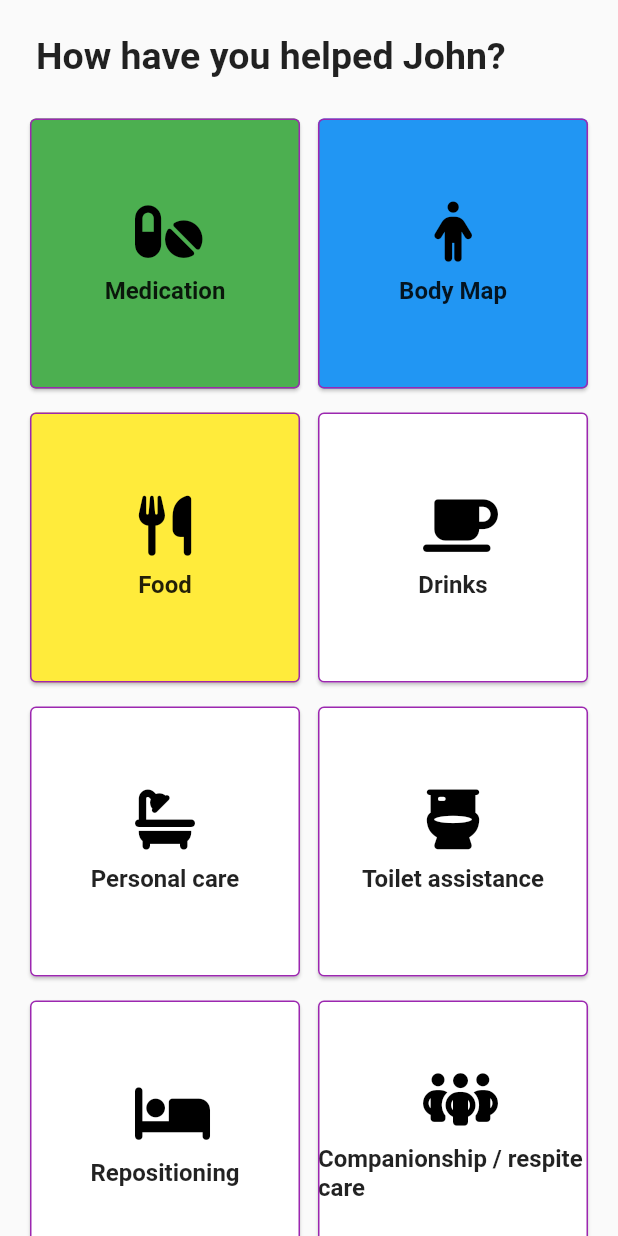
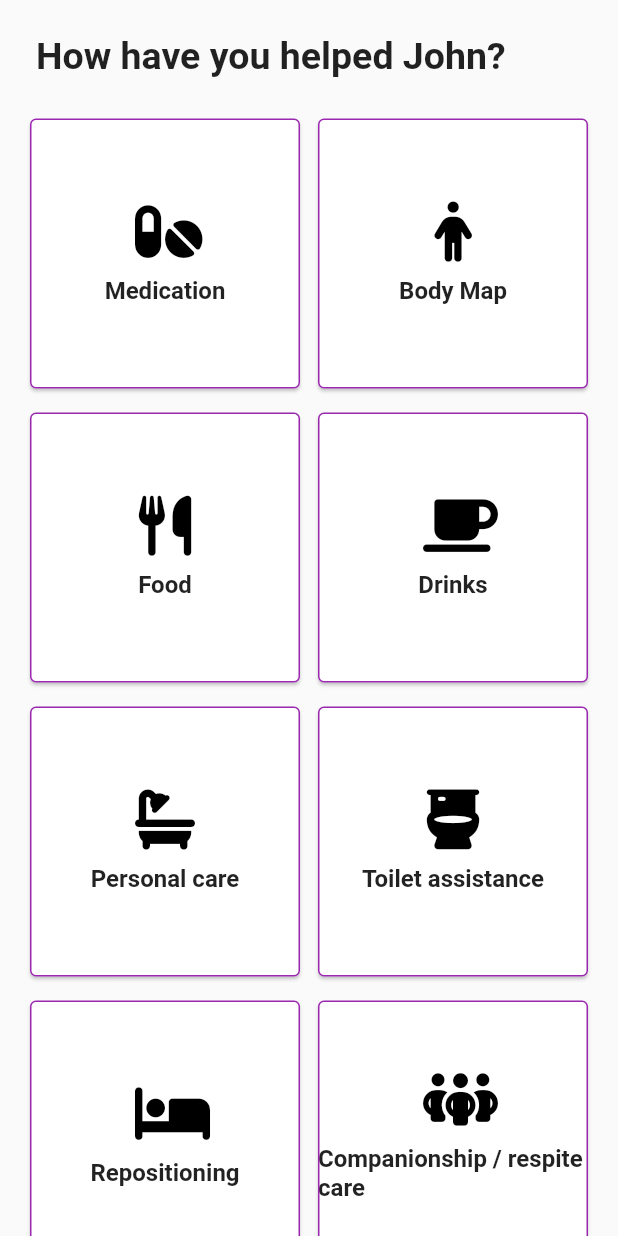
Before and after one commit to Sujithraj22/domiciliary_care, a Flutter app: the screen it shows after launch, on a phone screen of 412 x 824 dp. Run offline on Flutter 3.47's test engine with Material 2 defaults, Android fonts, the phone set to English and light mode, and no system bars; our stand-ins replace font_awesome_flutter; Roboto replaces fonts that are missing (Poppins).

Commit message:
recovered project

```diff
--- a/lib/models/work.dart
+++ b/lib/models/work.dart
@@ -1,11 +1,14 @@
 import 'package:domiciliary_care/screens/response_screen.dart';
 import 'package:flutter/material.dart';
 import 'package:font_awesome_flutter/font_awesome_flutter.dart';
-Color? colorMedication = Colors.green;
+
+import '../screens/visiting_screen.dart';
+Color? colorMedication = Colors.white;
 
 
 
 class Work {
+
   Work({this.title, this.icon, this.color});
 
   final String? title;
@@ -17,16 +20,16 @@ List<Work> works = <Work>[
   Work(title: 'Medication', icon: FontAwesomeIcons.pills, color: colorMedication),
   Work(title: 'Body Map', icon: FontAwesomeIcons.person, color: Colors.blue),
   Work(title: 'Food', icon: FontAwesomeIcons.utensils, color: Colors.yellow),
-  Work(title: 'Drinks', icon: FontAwesomeIcons.mugSaucer),
-  Work(title: 'Personal care', icon: FontAwesomeIcons.bath),
-  Work(title: 'Toilet assistance', icon: FontAwesomeIcons.toilet),
-  Work(title: 'Repositioning', icon: FontAwesomeIcons.bed),
-  Work(title: 'Companionship / respite care', icon: FontAwesomeIcons.peopleGroup),
-  Work(title: 'Laundry', icon: Icons.local_laundry_service_rounded),
-  Work(title: 'Groceries', icon: FontAwesomeIcons.cartShopping),
-  Work(title: 'Housework', icon: FontAwesomeIcons.broom),
-  Work(title: 'Household chores', icon: FontAwesomeIcons.screwdriverWrench),
-  Work(title: 'Unable to deliver care', icon: FontAwesomeIcons.ban),
+  Work(title: 'Drinks', icon: FontAwesomeIcons.mugSaucer,color: Colors.yellow),
+  Work(title: 'Personal care', icon: FontAwesomeIcons.bath,color: Colors.yellow),
+  Work(title: 'Toilet assistance', icon: FontAwesomeIcons.toilet,color: Colors.yellow),
+  Work(title: 'Repositioning', icon: FontAwesomeIcons.bed,color: Colors.yellow),
+  Work(title: 'Companionship / respite care', icon: FontAwesomeIcons.peopleGroup,color: Colors.yellow),
+  Work(title: 'Laundry', icon: Icons.local_laundry_service_rounded,color: Colors.yellow),
+  Work(title: 'Groceries', icon: FontAwesomeIcons.cartShopping,color: Colors.yellow),
+  Work(title: 'Housework', icon: FontAwesomeIcons.broom,color: Colors.yellow),
+  Work(title: 'Household chores', icon: FontAwesomeIcons.screwdriverWrench,color: Colors.yellow),
+  Work(title: 'Unable to deliver care', icon: FontAwesomeIcons.ban,color: Colors.yellow),
 ];
 
 class SelectWork extends StatefulWidget {
@@ -38,23 +41,36 @@ class SelectWork extends StatefulWidget {
 }
 
 class _SelectWorkState extends State<SelectWork> {
+
+
   @override
   Widget build(BuildContext context) {
+
     const TextStyle textStyle = TextStyle(
       fontSize: 16,
       fontWeight: FontWeight.bold,
+
     );
     return GestureDetector(
-      onTap: () {
+      onTap: () async{
+        final data = await
         Navigator.of(context).push(
           MaterialPageRoute(
             builder: ((context) =>
                 ResponsePage(workName: widget.work.title.toString())),
           ),
         );
+        //colorMedication = data;
+        setState(() {
+          print (colorMedication);
+        });
+
+
+
       },
       child: Card(
-        color: widget.work.color,
+        //change to colorMedication for changing color
+        color: colorMedication,
         shape: const OutlineInputBorder(
           borderRadius: BorderRadius.all(Radius.circular(4)),
           borderSide: BorderSide(color: Colors.purple),
--- a/lib/screens/visiting_screen.dart
+++ b/lib/screens/visiting_screen.dart
@@ -22,7 +22,8 @@ class _VisitingScreenState extends State<VisitingScreen> {
 
   @override
   Widget build(BuildContext context) {
-   initState(){};
+    print('reload');
+
     return SafeArea(
       child: Scaffold(
         //grid view
```
Also changed, not shown: lib/screens/response_screen.dart (+40 -22 lines).
